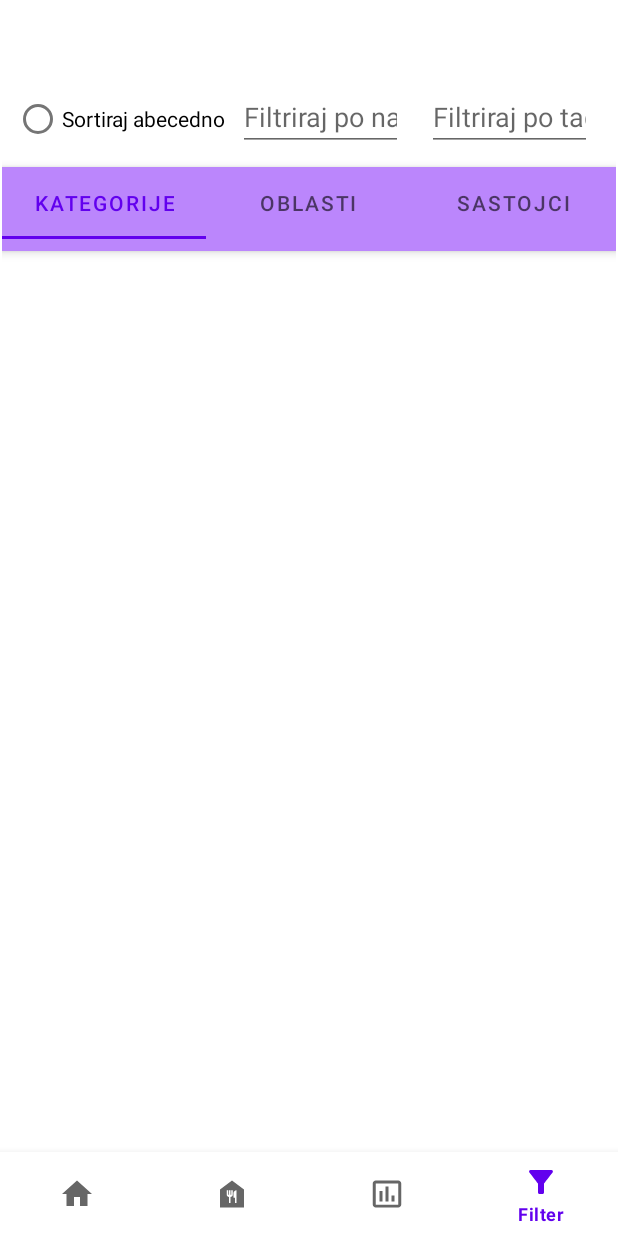
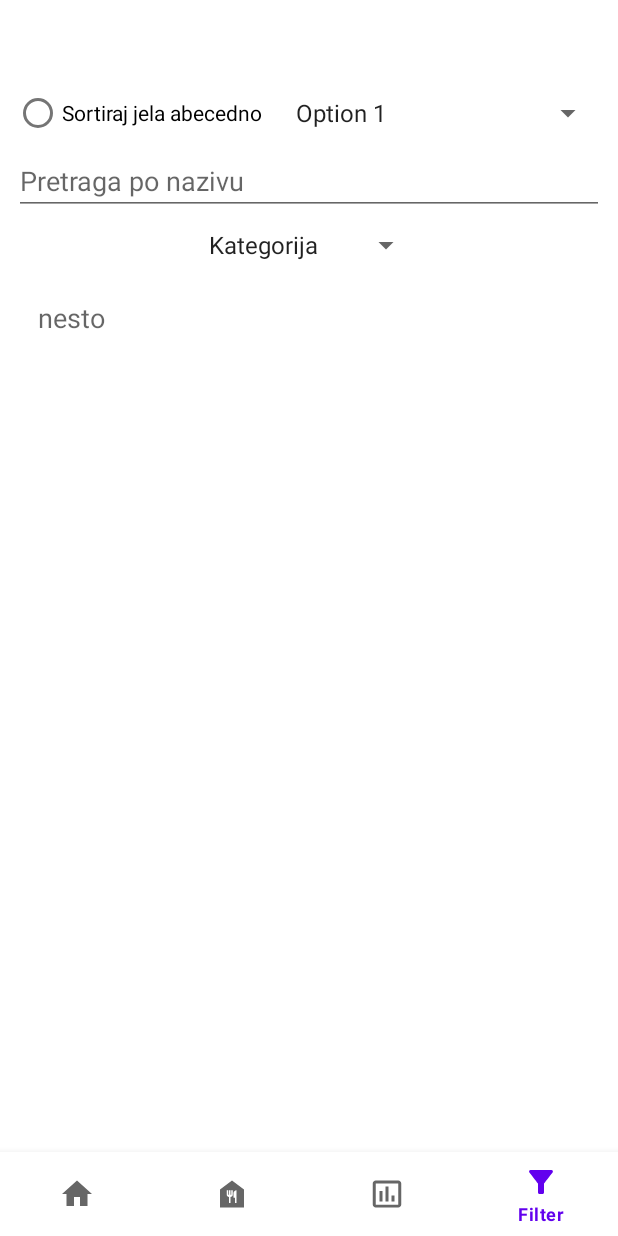
Before and after one commit to MJovanovic40/RMA-Nutrition-Tracker, an Android app: the FilterFragment screen opened through its navigation route, on a phone screen of 412 x 824 dp. Run offline under Robolectric (Android 15) with nearby library versions, the phone set to English and light mode, and no system bars; our stand-ins replace navigation-ui.

Commit message:
Odradjeno povezvianje sa detaljnim prikazom Food-a, dodat FoodActivity i activity_food.xml, i malo prepravljene klase FoodAdapter, FilterFragment, CategoryFoodActivity i doradjen fragment_filter.xml

```diff
--- a/app/src/main/AndroidManifest.xml
+++ b/app/src/main/AndroidManifest.xml
@@ -27,6 +27,7 @@
         <activity android:name=".activities.loginActivity.LoginActivity"></activity>
         <activity android:name=".activities.homeActivity.HomeActivity"></activity>
         <activity android:name=".activities.categoryFood.CategoryFoodActivity"></activity>
+        <activity android:name=".activities.foodActivity.FoodActivity"></activity>
     </application>
 
 </manifest>
--- a/app/src/main/java/rs/raf/projekat_jun_nikola_gavrilovic_rn7822_milan_jovanovic_rn4020/activities/categoryFood/adapter/FoodAdapter.java
+++ b/app/src/main/java/rs/raf/projekat_jun_nikola_gavrilovic_rn7822_milan_jovanovic_rn4020/activities/categoryFood/adapter/FoodAdapter.java
@@ -12,16 +12,23 @@ import java.util.ArrayList;
 import java.util.List;
 
 import rs.raf.projekat_jun_nikola_gavrilovic_rn7822_milan_jovanovic_rn4020.R;
+import rs.raf.projekat_jun_nikola_gavrilovic_rn7822_milan_jovanovic_rn4020.activities.homeActivity.fragments.models.Category;
 import rs.raf.projekat_jun_nikola_gavrilovic_rn7822_milan_jovanovic_rn4020.enteties.Food;
 
 public class FoodAdapter extends RecyclerView.Adapter<FoodAdapter.FoodViewHolder> {
 
     private List<Food> foodList;
-    private List<Food> filteredList; // Nova lista za filtrirane stavke
+    private List<Food> filteredList;
+    private OnFoodClickListener onFoodClickListener;
 
-    public FoodAdapter(List<Food> foodList) {
+    public interface OnFoodClickListener {
+        void onFoodClick(Food food);
+    }
+
+    public FoodAdapter(List<Food> foodList, OnFoodClickListener onFoodClickListener) {
         this.foodList = foodList;
-        this.filteredList = new ArrayList<>(foodList); // Kopiranje svih stavki u filtriranu listu
+        this.filteredList = new ArrayList<>(foodList);
+        this.onFoodClickListener = onFoodClickListener;
     }
 
     @NonNull
@@ -34,7 +41,7 @@ public class FoodAdapter extends RecyclerView.Adapter<FoodAdapter.FoodViewHolder
     @Override
     public void onBindViewHolder(@NonNull FoodViewHolder holder, int position) {
         Food food = filteredList.get(position);
-        holder.bind(food);
+        holder.bind(food, onFoodClickListener);
     }
 
     @Override
@@ -43,9 +50,9 @@ public class FoodAdapter extends RecyclerView.Adapter<FoodAdapter.FoodViewHolder
     }
 
     public void setItems(List<Food> foodList) {
-        filteredList.clear(); // Očistite filtriranu listu
-        filteredList.addAll(foodList); // Dodajte nove stavke u filtriranu listu
-        notifyDataSetChanged(); // Osvežite prikaz
+        filteredList.clear();
+        filteredList.addAll(foodList);
+        notifyDataSetChanged();
     }
 
     static class FoodViewHolder extends RecyclerView.ViewHolder {
@@ -59,9 +66,19 @@ public class FoodAdapter extends RecyclerView.Adapter<FoodAdapter.FoodViewHolder
             descriptionTextView = itemView.findViewById(R.id.descriptionTextView);
         }
 
-        public void bind(Food food) {
+        public void bind(Food food, OnFoodClickListener onFoodClickListener) {
             nameTextView.setText(food.getIme());
             descriptionTextView.setText(food.getOpis());
+
+            itemView.setOnClickListener(new View.OnClickListener() {
+                @Override
+                public void onClick(View v) {
+                    int position = getAdapterPosition();
+                    if (position != RecyclerView.NO_POSITION) {
+                        onFoodClickListener.onFoodClick(food);
+                    }
+                }
+            });
         }
     }
 }
--- a/app/src/main/java/rs/raf/projekat_jun_nikola_gavrilovic_rn7822_milan_jovanovic_rn4020/activities/homeActivity/fragments/FilterFragment.java
+++ b/app/src/main/java/rs/raf/projekat_jun_nikola_gavrilovic_rn7822_milan_jovanovic_rn4020/activities/homeActivity/fragments/FilterFragment.java
@@ -1,95 +1,148 @@
 package rs.raf.projekat_jun_nikola_gavrilovic_rn7822_milan_jovanovic_rn4020.activities.homeActivity.fragments;
 
+import android.app.AlertDialog;
+import android.content.Intent;
 import android.os.Bundle;
-import android.text.Editable;
-import android.text.TextWatcher;
+import android.os.Handler;
 import android.view.LayoutInflater;
 import android.view.View;
 import android.view.ViewGroup;
+import android.widget.ArrayAdapter;
 import android.widget.EditText;
+import android.widget.RadioButton;
 import android.widget.RadioGroup;
+import android.widget.Spinner;
+import android.widget.Toast;
 
 import androidx.annotation.NonNull;
-import androidx.annotation.Nullable;
 import androidx.fragment.app.Fragment;
+import androidx.recyclerview.widget.LinearLayoutManager;
+import androidx.recyclerview.widget.RecyclerView;
 
 import java.util.ArrayList;
 import java.util.List;
 
 import rs.raf.projekat_jun_nikola_gavrilovic_rn7822_milan_jovanovic_rn4020.R;
 import rs.raf.projekat_jun_nikola_gavrilovic_rn7822_milan_jovanovic_rn4020.activities.categoryFood.adapter.FoodAdapter;
+import rs.raf.projekat_jun_nikola_gavrilovic_rn7822_milan_jovanovic_rn4020.activities.foodActivity.FoodActivity;
 import rs.raf.projekat_jun_nikola_gavrilovic_rn7822_milan_jovanovic_rn4020.enteties.Food;
 
 public class FilterFragment extends Fragment {
 
     private RadioGroup sortRadioGroup;
-    private EditText filterNameEditText;
-    private EditText filterTagEditText;
+    private RadioButton sortRadioButton;
+    private Spinner dropdownMenu;
+    private EditText searchEditText;
+    private Spinner filterSpinner;
+    private RecyclerView foodRecyclerView;
     private FoodAdapter foodAdapter;
     private List<Food> foodList;
 
+    private static final int PAGE_SIZE = 20;
+    private int currentPage = 0;
+    private boolean isLastPage = false;
+    private boolean isLoading = false;
+
     public FilterFragment() {
+        // Required empty public constructor
     }
 
     @Override
     public View onCreateView(LayoutInflater inflater, ViewGroup container,
                              Bundle savedInstanceState) {
-        return inflater.inflate(R.layout.fragment_filter, container, false);
+
+        View view = inflater.inflate(R.layout.fragment_filter, container, false);
+
+        sortRadioGroup = view.findViewById(R.id.sortRadioGroup);
+        sortRadioButton = view.findViewById(R.id.sortRadioButton);
+        dropdownMenu = view.findViewById(R.id.dropdown_menu);
+        searchEditText = view.findViewById(R.id.searchEditText);
+        filterSpinner = view.findViewById(R.id.filterSpinner);
+        foodRecyclerView = view.findViewById(R.id.itemRecyclerView);
+
+        foodList = new ArrayList<>();
+        foodList.add(new Food("nesto", "opis"));
+        foodAdapter = new FoodAdapter(foodList, new FoodAdapter.OnFoodClickListener() {
+            @Override
+            public void onFoodClick(Food food) {
+                Intent intent = new Intent(getContext(), FoodActivity.class);
+                intent.putExtra("foodName", food.getIme());
+                startActivity(intent);
+                Toast.makeText(getContext(), "Teksttttttttttttttttttttttttt", Toast.LENGTH_SHORT).show();
+            }
+        });
+        foodRecyclerView.setAdapter(foodAdapter);
+        foodRecyclerView.setLayoutManager(new LinearLayoutManager(requireContext()));
+
+        List<String> dropdownOptions = new ArrayList<>();
+        dropdownOptions.add("Option 1");
+        dropdownOptions.add("Option 2");
+        dropdownOptions.add("Option 3");
+        /** OVDE UBACITI TAGOVE  !!!!!!!!!!!!!!!!!!!!!!!!!!!!!!!!!!!!!!!!!!!!!!!*/
+
+        ArrayAdapter<String> tagAdapter = new ArrayAdapter<>(
+                requireContext(),
+                android.R.layout.simple_spinner_item,
+                dropdownOptions
+        );
+        tagAdapter.setDropDownViewResource(android.R.layout.simple_spinner_dropdown_item);
+        dropdownMenu.setAdapter(tagAdapter);
+
+        List<String> filterOptions = new ArrayList<>();
+        filterOptions.add("Kategorija");
+        filterOptions.add("Oblasti");
+        filterOptions.add("Sastojci");
+
+        ArrayAdapter<String> filterAdapter = new ArrayAdapter<>(
+                requireContext(),
+                android.R.layout.simple_spinner_item,
+                filterOptions
+        );
+        filterAdapter.setDropDownViewResource(android.R.layout.simple_spinner_dropdown_item);
+        filterSpinner.setAdapter(filterAdapter);
+
+        foodRecyclerView.addOnScrollListener(new RecyclerView.OnScrollListener() {
+            @Override
+            public void onScrolled(@NonNull RecyclerView recyclerView, int dx, int dy) {
+                super.onScrolled(recyclerView, dx, dy);
+
+                LinearLayoutManager layoutManager = (LinearLayoutManager) recyclerView.getLayoutManager();
+                int visibleItemCount = layoutManager.getChildCount();
+                int totalItemCount = layoutManager.getItemCount();
+                int firstVisibleItemPosition = layoutManager.findFirstVisibleItemPosition();
+
+                if (!isLoading && !isLastPage) {
+                    if ((visibleItemCount + firstVisibleItemPosition) >= totalItemCount && firstVisibleItemPosition >= 0 && totalItemCount >= PAGE_SIZE) {
+                        currentPage++;
+                        loadNextPage();
+                    }
+                }
+            }
+        });
+
+        return view;
     }
 
-    @Override
-    public void onViewCreated(@NonNull View view, @Nullable Bundle savedInstanceState) {
-        super.onViewCreated(view, savedInstanceState);
+    private void loadNextPage() {
+        isLoading = true;
+        List<Food> nextPageItems = fetchDataForPage(currentPage);
 
-        sortRadioGroup = view.findViewById(R.id.sortRadioGroup);
-        filterNameEditText = view.findViewById(R.id.filterNameEditText);
-        filterTagEditText = view.findViewById(R.id.filterTagEditText);
+        new Handler().postDelayed(new Runnable() {
+            @Override
+            public void run() {
+                isLoading = false;
 
-        foodList = createDummyItems();
-        foodAdapter = new FoodAdapter(foodList);
+                if (nextPageItems.size() < PAGE_SIZE) {
+                    isLastPage = true;
+                }
 
-        filterNameEditText.addTextChangedListener(filterTextWatcher);
-        filterTagEditText.addTextChangedListener(filterTextWatcher);
-
-        sortRadioGroup.setOnCheckedChangeListener((group, checkedId) -> {
-            // Ovde implementirajte logiku za sortiranje
-            // Na osnovu odabranog RadioButtona možete primeniti odgovarajući način sortiranja na item listu
-        });
+                foodAdapter.setItems(nextPageItems);
+            }
+        }, 1500);
     }
 
-    private List<Food> createDummyItems() {
-        List<Food> foodList = new ArrayList<>();
-        foodList.add(new Food("Jaja","Skuvati u vodi"));
-
-        return foodList;
-    }
-
-    private TextWatcher filterTextWatcher = new TextWatcher() {
-        @Override
-        public void beforeTextChanged(CharSequence s, int start, int count, int after) {
-            // Ignorirajte
-        }
-
-        @Override
-        public void onTextChanged(CharSequence s, int start, int before, int count) {
-            // Ignorirajte
-        }
-
-        /** Napravi samo za Ime */
-        @Override
-        public void afterTextChanged(Editable s) {
-            // Ovde implementirajte logiku za filtriranje na osnovu naziva i tagova
-            String filterName = filterNameEditText.getText().toString().trim();
-            String filterTag = filterTagEditText.getText().toString().trim();
-            filterItems(filterName, filterTag);
-        }
-    };
-
-    private void filterItems(String filterName, String filterTag) {
-        List<Food> filteredItems = new ArrayList<>();
-
-        // Ovde implementirajte logiku za filtriranje itema na osnovu naziva i tagova
-
-        foodAdapter.setItems(filteredItems);
+    private List<Food> fetchDataForPage(int currentPage) {
+        // Implement your logic to fetch data for the given page
+        return new ArrayList<>(); // Return an empty list for now
     }
 }
--- a/app/src/main/res/layout/fragment_filter.xml
+++ b/app/src/main/res/layout/fragment_filter.xml
@@ -1,83 +1,63 @@
 <?xml version="1.0" encoding="utf-8"?>
-<LinearLayout xmlns:android="http://schemas.android.com/apk/res/android"
+<androidx.constraintlayout.widget.ConstraintLayout xmlns:android="http://schemas.android.com/apk/res/android"
     android:layout_width="match_parent"
     android:layout_height="match_parent"
-    android:orientation="vertical">
-
-    <LinearLayout
-        android:id="@+id/filterLayout"
-        android:layout_width="match_parent"
-        android:layout_height="wrap_content"
-        android:orientation="horizontal"
-        android:padding="8dp">
+    android:padding="8dp"
+    xmlns:app="http://schemas.android.com/apk/res-auto">
 
     <RadioGroup
         android:id="@+id/sortRadioGroup"
-            android:layout_width="wrap_content"
-            android:layout_height="wrap_content"
-            android:orientation="horizontal">
+        android:layout_width="180dp"
+        android:layout_height="40dp"
+        android:orientation="horizontal"
+        app:layout_constraintStart_toStartOf="parent"
+        app:layout_constraintTop_toTopOf="parent">
 
         <RadioButton
-                android:id="@+id/alphaRadioButton"
-                android:layout_width="wrap_content"
+            android:id="@+id/sortRadioButton"
+            android:layout_width="180dp"
             android:layout_height="wrap_content"
-                android:text="Sortiraj abecedno" />
+            android:text="Sortiraj jela abecedno" />
 
     </RadioGroup>
 
-        <EditText
-            android:id="@+id/filterNameEditText"
+    <Spinner
+        android:id="@+id/dropdown_menu"
         android:layout_width="0dp"
-            android:layout_height="wrap_content"
-            android:layout_weight="1"
-            android:hint="Filtriraj po nazivu"
-            android:inputType="text"
-            android:layout_marginStart="8dp"
-            android:layout_marginEnd="8dp" />
+        android:layout_height="40dp"
+        app:layout_constraintEnd_toEndOf="parent"
+        app:layout_constraintStart_toEndOf="@+id/sortRadioGroup"
+        app:layout_constraintTop_toTopOf="@+id/sortRadioGroup" />
 
     <EditText
-            android:id="@+id/filterTagEditText"
+        android:id="@+id/searchEditText"
         android:layout_width="0dp"
+        android:layout_height="40dp"
+        android:layout_marginTop="8dp"
+        android:hint="Pretraga po nazivu"
+        android:inputType="text"
+        app:layout_constraintEnd_toEndOf="parent"
+        app:layout_constraintStart_toStartOf="parent"
+        app:layout_constraintTop_toBottomOf="@+id/sortRadioGroup" />
+
+    <Spinner
+        android:id="@+id/filterSpinner"
+        android:layout_width="150dp"
         android:layout_height="wrap_content"
-            android:layout_weight="1"
-            android:hint="Filtriraj po tagu"
-            android:inputType="text"
-            android:layout_marginStart="8dp"
-            android:layout_marginEnd="8dp" />
+        android:layout_marginTop="8dp"
+        app:layout_constraintEnd_toEndOf="parent"
+        app:layout_constraintStart_toStartOf="parent"
+        app:layout_constraintTop_toBottomOf="@+id/searchEditText"
+        app:layout_constraintWidth_default="wrap" />
 
-    </LinearLayout>
+    <androidx.recyclerview.widget.RecyclerView
+        android:id="@+id/itemRecyclerView"
+        android:layout_width="0dp"
+        android:layout_height="0dp"
+        android:layout_marginTop="8dp"
+        app:layout_constraintBottom_toBottomOf="parent"
+        app:layout_constraintEnd_toEndOf="parent"
+        app:layout_constraintStart_toStartOf="parent"
+        app:layout_constraintTop_toBottomOf="@+id/filterSpinner" />
 
-    <com.google.android.material.tabs.TabLayout
-        android:id="@+id/tabLayout"
-        android:layout_width="match_parent"
-        android:layout_height="wrap_content"
-        android:background="#FFBB86FC"
-        android:elevation="4dp"
-        android:minHeight="?attr/actionBarSize"
-        android:theme="@style/ThemeOverlay.AppCompat.Dark.ActionBar" >
-
-        <com.google.android.material.tabs.TabItem
-            android:layout_width="wrap_content"
-            android:layout_height="wrap_content"
-            android:text="Kategorije" />
-
-        <com.google.android.material.tabs.TabItem
-            android:layout_width="wrap_content"
-            android:layout_height="wrap_content"
-            android:text="Oblasti" />
-
-        <com.google.android.material.tabs.TabItem
-            android:layout_width="wrap_content"
-            android:layout_height="wrap_content"
-            android:text="Sastojci" />
-
-    </com.google.android.material.tabs.TabLayout>
-
-        <androidx.viewpager.widget.ViewPager
-        android:id="@+id/viewPager"
-        android:layout_width="match_parent"
-        android:layout_height="0dp"
-        android:layout_weight="1" />
-
-
-</LinearLayout>
+</androidx.constraintlayout.widget.ConstraintLayout>
```
Also changed, not shown: app/src/main/java/rs/raf/projekat_jun_nikola_gavrilovic_rn7822_milan_jovanovic_rn4020/activities/categoryFood/CategoryFoodActivity.java (+17 -28 lines), app/src/main/java/rs/raf/projekat_jun_nikola_gavrilovic_rn7822_milan_jovanovic_rn4020/activities/foodActivity/FoodActivity.java (added, +58 -0 lines), app/src/main/java/rs/raf/projekat_jun_nikola_gavrilovic_rn7822_milan_jovanovic_rn4020/activities/homeActivity/fragments/models/FilterPagerAdapter.java (deleted, +0 -39 lines), app/src/main/res/layout/activity_food.xml (added, +87 -0 lines). Lines whose indentation alone changed are shown as unchanged.
